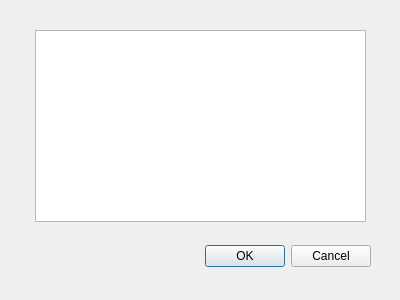
This is gui/gui_qt_ui_genetic_algorithm.ui in dickreuter/Poker as Qt 5 draws it before an edit. The edited form follows.
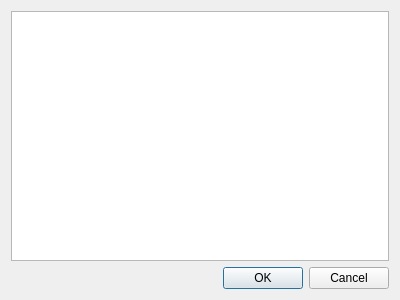
This is the edited form.

Patch:
```diff
--- a/gui/gui_qt_ui_genetic_algorithm.ui
+++ b/gui/gui_qt_ui_genetic_algorithm.ui
@@ -13,15 +13,12 @@
   <property name="windowTitle">
    <string>Dialog</string>
   </property>
+  <layout class="QGridLayout" name="gridLayout">
+   <item row="0" column="0">
+    <widget class="QTextBrowser" name="textBrowser"/>
+   </item>
+   <item row="1" column="0">
   <widget class="QDialogButtonBox" name="buttonBox">
-   <property name="geometry">
-    <rect>
-     <x>30</x>
-     <y>240</y>
-     <width>341</width>
-     <height>32</height>
-    </rect>
-   </property>
    <property name="orientation">
     <enum>Qt::Horizontal</enum>
    </property>
@@ -29,16 +26,8 @@
     <set>QDialogButtonBox::Cancel|QDialogButtonBox::Ok</set>
    </property>
   </widget>
-  <widget class="QTextBrowser" name="textBrowser">
-   <property name="geometry">
-    <rect>
-     <x>35</x>
-     <y>30</y>
-     <width>331</width>
-     <height>192</height>
-    </rect>
-   </property>
-  </widget>
+   </item>
+  </layout>
  </widget>
  <resources/>
  <connections>
```
Lines whose indentation alone changed are shown as unchanged.
